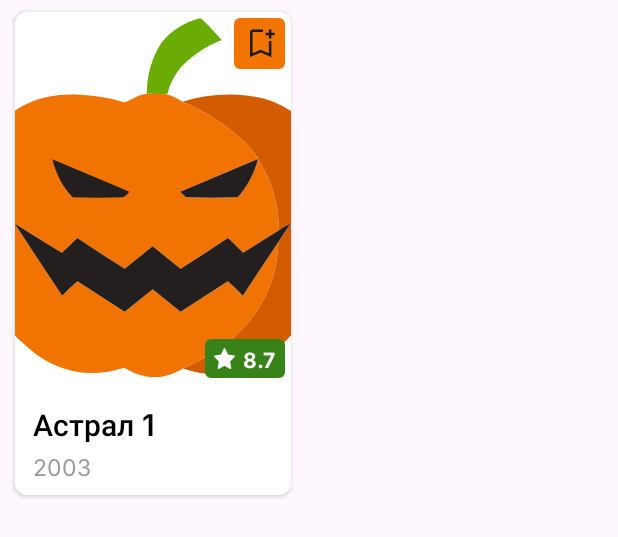
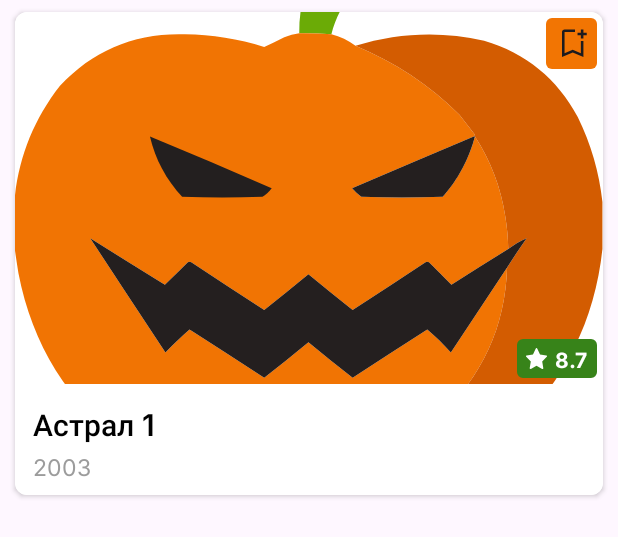
Before and after one commit to IvanCRA/MovieHelloween, an Android app: the layout item_view.xml on its own in the app's theme, with its tools: preview values and no code run, on a phone screen of 412 x 824 dp. Shown: the top 537 px of the screen. Run offline under Robolectric (Android 15) with nearby library versions, the phone set to English and light mode, and no system bars.

Commit message:
fix screen

```diff
--- a/app/src/main/res/layout/item_view.xml
+++ b/app/src/main/res/layout/item_view.xml
@@ -2,7 +2,7 @@
 <androidx.cardview.widget.CardView
     xmlns:app="http://schemas.android.com/apk/res-auto"
     xmlns:android="http://schemas.android.com/apk/res/android"
-    android:layout_width="184dp"
+    android:layout_width="match_parent"
     android:layout_height="322dp"
     app:cardCornerRadius="8dp"
     android:layout_marginHorizontal="10dp"
```
